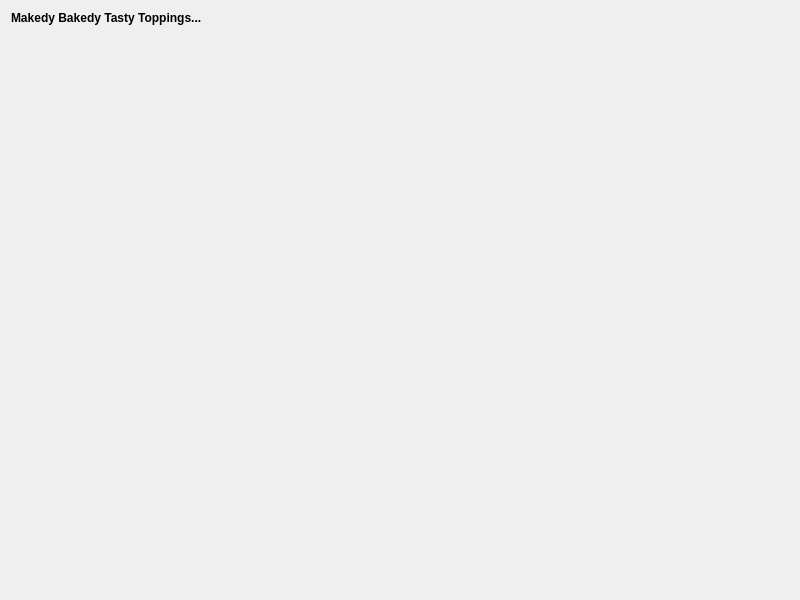
Before: the Qt Designer form QgisModelBaker/ui/toppingmaker_wizard/generation.ui in opengisch/QgisModelBaker, drawn with Qt 5.
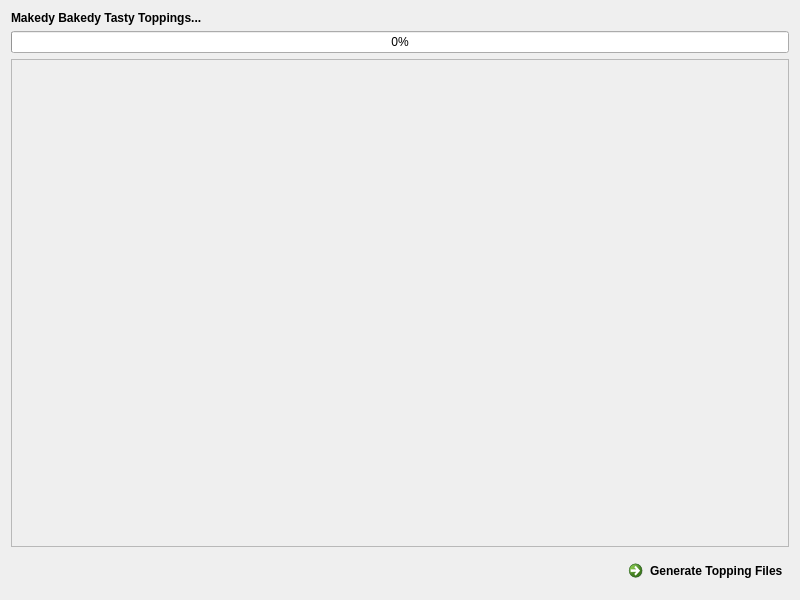
After: the same form once the commit is applied.

```diff
--- a/QgisModelBaker/ui/toppingmaker_wizard/generation.ui
+++ b/QgisModelBaker/ui/toppingmaker_wizard/generation.ui
@@ -14,19 +14,6 @@
    <string>Select Files</string>
   </property>
   <layout class="QGridLayout" name="gridLayout">
-   <item row="2" column="0">
-    <spacer name="verticalSpacer">
-     <property name="orientation">
-      <enum>Qt::Vertical</enum>
-     </property>
-     <property name="sizeHint" stdset="0">
-      <size>
-       <width>20</width>
-       <height>40</height>
-      </size>
-     </property>
-    </spacer>
-   </item>
    <item row="0" column="0">
     <widget class="QLabel" name="description">
      <property name="minimumSize">
@@ -52,6 +39,40 @@
      </property>
     </widget>
    </item>
+   <item row="1" column="0" colspan="2">
+    <widget class="QProgressBar" name="progress_bar">
+     <property name="value">
+      <number>0</number>
+     </property>
+    </widget>
+   </item>
+   <item row="3" column="0">
+    <spacer name="horizontalSpacer">
+     <property name="orientation">
+      <enum>Qt::Horizontal</enum>
+     </property>
+     <property name="sizeHint" stdset="0">
+      <size>
+       <width>584</width>
+       <height>20</height>
+      </size>
+     </property>
+    </spacer>
+   </item>
+   <item row="3" column="1">
+    <widget class="QCommandLinkButton" name="run_generate_button">
+     <property name="text">
+      <string>Generate Topping Files</string>
+     </property>
+    </widget>
+   </item>
+   <item row="2" column="0" colspan="2">
+    <widget class="QTextEdit" name="info_text_edit">
+     <property name="enabled">
+      <bool>false</bool>
+     </property>
+    </widget>
+   </item>
   </layout>
  </widget>
  <resources/>
```
